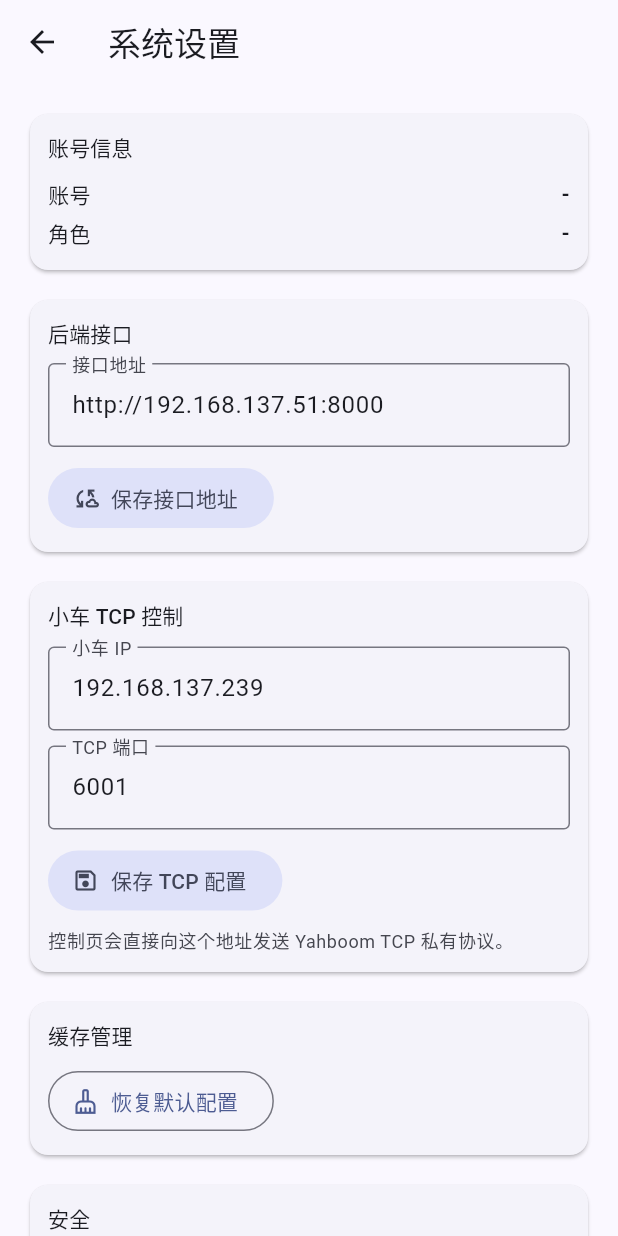
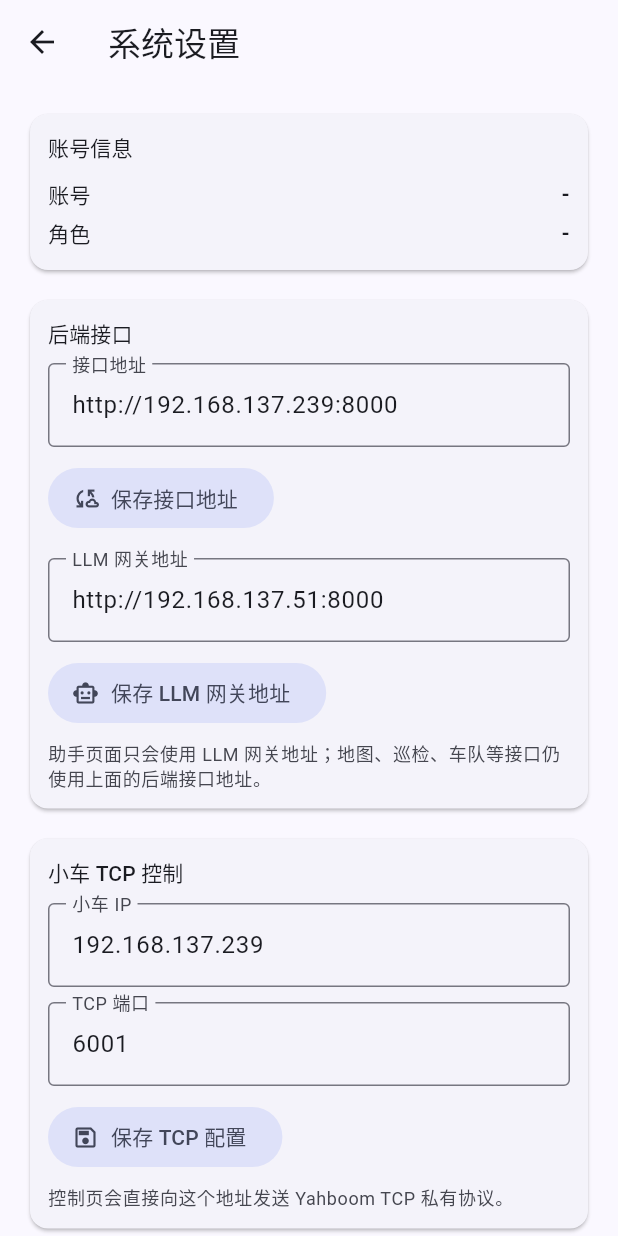
Before and after one commit to Rainbow0315/car10th, a Flutter app: the SettingsPage screen opened directly, on a phone screen of 412 x 824 dp. Run offline on Flutter 3.47's test engine with Material 3 defaults, Android fonts, the phone set to English and light mode, and no system bars; our stand-ins replace shared_preferences; accounts and stored records are empty.

Commit message:
拆分移动端LLM网关配置

```diff
--- a/mobile_app/lib/features/settings/settings_page.dart
+++ b/mobile_app/lib/features/settings/settings_page.dart
@@ -15,12 +15,14 @@
   final _tcpHost = TextEditingController();
   final _tcpPort = TextEditingController();
   final _apiBaseUrl = TextEditingController();
+  final _llmApiBaseUrl = TextEditingController();
 
   @override
   void dispose() {
     _tcpHost.dispose();
     _tcpPort.dispose();
     _apiBaseUrl.dispose();
+    _llmApiBaseUrl.dispose();
     super.dispose();
   }
 
@@ -33,6 +35,9 @@
     if (_tcpHost.text.isEmpty) _tcpHost.text = settings.tcpHost;
     if (_tcpPort.text.isEmpty) _tcpPort.text = settings.tcpPort.toString();
     if (_apiBaseUrl.text.isEmpty) _apiBaseUrl.text = settings.apiBaseUrl;
+    if (_llmApiBaseUrl.text.isEmpty) {
+      _llmApiBaseUrl.text = settings.llmApiBaseUrl;
+    }
 
     return Scaffold(
       appBar: AppBar(title: const Text('系统设置')),
@@ -83,6 +88,38 @@
                     },
                     icon: const Icon(Icons.cloud_sync_outlined),
                     label: const Text('保存接口地址'),
+                  ),
+                  const SizedBox(height: 16),
+                  TextField(
+                    controller: _llmApiBaseUrl,
+                    keyboardType: TextInputType.url,
+                    decoration: const InputDecoration(
+                      labelText: 'LLM 网关地址',
+                      hintText: 'http://192.168.137.51:8000',
+                      border: OutlineInputBorder(),
+                    ),
+                  ),
+                  const SizedBox(height: 10),
+                  FilledButton.tonalIcon(
+                    onPressed: () async {
+                      await settings.updateLlmApiBaseUrl(_llmApiBaseUrl.text);
+                      if (!context.mounted) return;
+                      ScaffoldMessenger.of(context).showSnackBar(
+                        SnackBar(
+                          content:
+                              Text('已保存 LLM 网关地址：${settings.llmApiBaseUrl}'),
+                        ),
+                      );
+                    },
+                    icon: const Icon(Icons.smart_toy_outlined),
+                    label: const Text('保存 LLM 网关地址'),
+                  ),
+                  const SizedBox(height: 8),
+                  Text(
+                    '助手页面只会使用 LLM 网关地址；地图、巡检、车队等接口仍使用上面的后端接口地址。',
+                    style: theme.textTheme.bodySmall?.copyWith(
+                      color: theme.colorScheme.onSurfaceVariant,
+                    ),
                   ),
                 ],
               ),
@@ -161,8 +198,10 @@
                       if (!context.mounted) return;
                       _tcpHost.text = settings.tcpHost;
                       _tcpPort.text = settings.tcpPort.toString();
+                      _apiBaseUrl.text = settings.apiBaseUrl;
+                      _llmApiBaseUrl.text = settings.llmApiBaseUrl;
                       ScaffoldMessenger.of(context).showSnackBar(
-                        const SnackBar(content: Text('已恢复默认 TCP 配置')),
+                        const SnackBar(content: Text('已恢复默认配置')),
                       );
                     },
                     icon: const Icon(Icons.cleaning_services_outlined),
```
Also changed, not shown: mobile_app/lib/app/app_settings.dart (+28 -2 lines), mobile_app/lib/data/repository.dart (+39 -13 lines).
